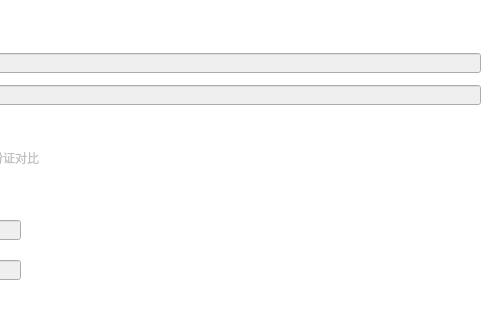
Qt form views/sysSetUi.ui (jamesandjim/wisdom_site) before a commit; both pictures show x 290 to 781 and y 142 to 462 of the 907 by 658 pixel window.
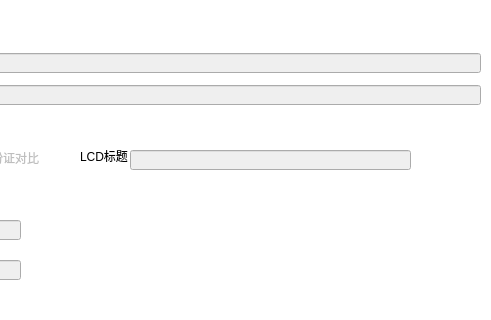
The same form after that commit.

Patch:
```diff
--- a/views/sysSetUi.ui
+++ b/views/sysSetUi.ui
@@ -359,6 +359,32 @@
         </rect>
        </property>
       </widget>
+      <widget class="QLabel" name="label_8">
+       <property name="geometry">
+        <rect>
+         <x>370</x>
+         <y>260</y>
+         <width>54</width>
+         <height>12</height>
+        </rect>
+       </property>
+       <property name="text">
+        <string>LCD标题</string>
+       </property>
+      </widget>
+      <widget class="QLineEdit" name="lineEdit_lcdTitle">
+       <property name="enabled">
+        <bool>false</bool>
+       </property>
+       <property name="geometry">
+        <rect>
+         <x>420</x>
+         <y>260</y>
+         <width>281</width>
+         <height>20</height>
+        </rect>
+       </property>
+      </widget>
      </widget>
      <widget class="QWidget" name="page_sbcs">
       <property name="geometry">
```
